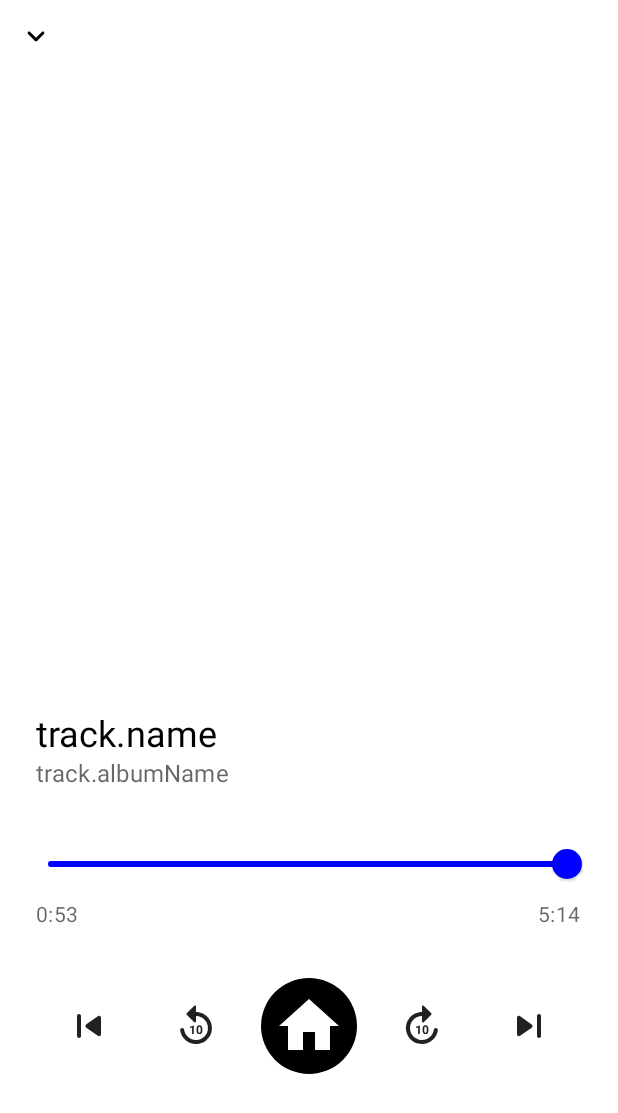
After one commit to gideonrotich/MusicPark, an Android app built with Jetpack Compose: the composable TrackDetailsScreen shown on its own in the app's theme, on a phone screen of 412 x 824 dp. The commit adds this screen. Shown: the top 1113 px of the screen. Run offline under Robolectric (Android 15) with nearby library versions, the phone set to English and light mode, and no system bars; our stand-ins replace Dagger/Hilt's generated code, Room's generated code, accompanist; network calls fail; 1 statement that could not run was skipped.

Commit message:
track details

```diff
--- a/app/src/main/AndroidManifest.xml
+++ b/app/src/main/AndroidManifest.xml
@@ -15,7 +15,7 @@
         android:label="@string/app_name"
         android:roundIcon="@mipmap/ic_launcher_round"
         android:supportsRtl="true"
-        android:theme="@style/Theme.MusicPark"
+        android:theme="@style/Theme.MursicPark"
         tools:targetApi="31">
         <activity
             android:name=".MainActivity"
--- a/app/src/main/java/com/swayy/musicpark/data/remote/api/NapsterApi.kt
+++ b/app/src/main/java/com/swayy/musicpark/data/remote/api/NapsterApi.kt
@@ -3,6 +3,7 @@ package com.swayy.musicpark.data.remote.api
 import com.swayy.musicpark.data.remote.dto.tracks.TrackResponseDto
 import com.swayy.musicpark.util.Constants
 import retrofit2.http.GET
+import retrofit2.http.Path
 import retrofit2.http.Query
 
 interface NapsterApi {
@@ -11,4 +12,11 @@ interface NapsterApi {
     suspend fun getTracks(
         @Query("apikey")apikey:String = Constants.API_KEY
     ): TrackResponseDto
+
+
+    @GET("v2.2/tracks/{tra}")
+    suspend fun getTrackDetails(
+        @Path("tra") trackId : String,
+        @Query("apiKey")apikey: String = Constants.API_KEY
+    ) : TrackResponseDto
 }
--- /dev/null
+++ b/app/src/main/java/com/swayy/musicpark/data/remote/repository/GetTrackDetailsRepositoryImpl.kt
@@ -0,0 +1,40 @@
+package com.swayy.musicpark.data.remote.repository
+
+import com.swayy.musicpark.data.remote.api.NapsterApi
+import com.swayy.musicpark.data.remote.mapper.toDomain
+import com.swayy.musicpark.domain.models.Track
+import com.swayy.musicpark.domain.repository.GetTrackDetailsRepository
+import com.swayy.musicpark.util.Resource
+import kotlinx.coroutines.flow.Flow
+import kotlinx.coroutines.flow.flow
+import retrofit2.HttpException
+import java.io.IOException
+
+class GetTrackDetailsRepositoryImpl(
+    private val napsterApi: NapsterApi,
+) :GetTrackDetailsRepository {
+
+    override suspend fun getTrackDetails(trackId: String): Flow<Resource<List<Track>>> = flow {
+        emit(Resource.Loading())
+
+        try {
+            val trackDetails = napsterApi.getTrackDetails(trackId = trackId).tracks.map { it.toDomain() }
+            emit(Resource.Success(trackDetails))
+        } catch (exception: IOException) {
+            emit(
+                Resource.Error(
+                    message = "Connection Lost",
+                )
+            )
+        } catch (exception: HttpException) {
+            emit(
+                Resource.Error(
+                    message = exception.message(),
+                )
+            )
+        }
+
+        val trackDetails = napsterApi.getTrackDetails(trackId = trackId).tracks.map { it.toDomain() }
+        emit(Resource.Success(trackDetails))
+    }
+}
--- a/app/src/main/java/com/swayy/musicpark/di/AppModule.kt
+++ b/app/src/main/java/com/swayy/musicpark/di/AppModule.kt
@@ -6,8 +6,11 @@ import com.google.gson.Gson
 import com.swayy.musicpark.data.local.converters.Converters
 import com.swayy.musicpark.data.local.db.NapsterDatabase
 import com.swayy.musicpark.data.remote.api.NapsterApi
+import com.swayy.musicpark.data.remote.repository.GetTrackDetailsRepositoryImpl
 import com.swayy.musicpark.data.remote.repository.TrackRepositoryImpl
+import com.swayy.musicpark.domain.repository.GetTrackDetailsRepository
 import com.swayy.musicpark.domain.repository.TrackRepository
+import com.swayy.musicpark.domain.use_cases.GetTrackDetailsUseCase
 import com.swayy.musicpark.util.Constants
 import dagger.Module
 import dagger.Provides
@@ -60,6 +63,24 @@ object AppModule {
         )
     }
 
+    @Provides
+    @Singleton
+    fun providesTrackDetailsRepository(
+        napsterApi: NapsterApi
+    ): GetTrackDetailsRepository {
+        return GetTrackDetailsRepositoryImpl(
+            napsterApi = napsterApi
+        )
+    }
+
+    @Singleton
+    @Provides
+    fun provideGetTrackDetailsUseCase(
+        getTrackRepository: GetTrackDetailsRepository
+    ): GetTrackDetailsUseCase {
+        return GetTrackDetailsUseCase(getTrackRepository)
+    }
+
     @Singleton
     @Provides
     fun provideLoggingInterceptor(): HttpLoggingInterceptor {
--- /dev/null
+++ b/app/src/main/java/com/swayy/musicpark/domain/repository/getTrackDetails.kt
@@ -0,0 +1,9 @@
+package com.swayy.musicpark.domain.repository
+
+import com.swayy.musicpark.domain.models.Track
+import com.swayy.musicpark.util.Resource
+import kotlinx.coroutines.flow.Flow
+
+interface GetTrackDetailsRepository {
+   suspend fun getTrackDetails(trackId: String) : Flow<Resource<List<Track>>>
+}
--- /dev/null
+++ b/app/src/main/java/com/swayy/musicpark/domain/use_cases/GetTrackDetailsUseCase.kt
@@ -0,0 +1,15 @@
+package com.swayy.musicpark.domain.use_cases
+
+import com.swayy.musicpark.domain.models.Track
+import com.swayy.musicpark.domain.repository.GetTrackDetailsRepository
+import com.swayy.musicpark.util.Resource
+import kotlinx.coroutines.flow.Flow
+
+class GetTrackDetailsUseCase(
+    private val repository: GetTrackDetailsRepository
+) {
+
+    suspend  operator fun invoke(trackId:String)  : Flow<Resource<List<Track>>> {
+        return repository.getTrackDetails(trackId)
+    }
+}
--- a/app/src/main/java/com/swayy/musicpark/presentation/Screen.kt
+++ b/app/src/main/java/com/swayy/musicpark/presentation/Screen.kt
@@ -17,4 +17,5 @@ package com.swayy.musicpark.presentation
 
 sealed class Screen(val route: String) {
     object HomeScreen : Screen("home_screen")
+    object TrackDetails : Screen("track_details_screen")
 }
--- a/app/src/main/java/com/swayy/musicpark/presentation/navigation/NavigationGraph.kt
+++ b/app/src/main/java/com/swayy/musicpark/presentation/navigation/NavigationGraph.kt
@@ -5,7 +5,10 @@ import androidx.navigation.NavHost
 import androidx.navigation.NavHostController
 import androidx.navigation.compose.NavHost
 import androidx.navigation.compose.composable
+import com.swayy.musicpark.domain.models.Track
+import com.swayy.musicpark.presentation.Screen
 import com.swayy.musicpark.presentation.screens.tracks.HomeScreen
+import com.swayy.musicpark.presentation.screens.tracksDetails.TrackDetailsScreen
 
 @Composable
 fun NavigationGraph(navController: NavHostController) {
@@ -20,5 +23,11 @@ fun NavigationGraph(navController: NavHostController) {
             HomeScreen(navController = navController)
         }
 
+        composable(
+            route = Screen.TrackDetails.route + "/{id}"
+        ){
+            TrackDetailsScreen()
+        }
+
     }
 }
--- a/app/src/main/java/com/swayy/musicpark/presentation/screens/tracks/HomeScreen.kt
+++ b/app/src/main/java/com/swayy/musicpark/presentation/screens/tracks/HomeScreen.kt
@@ -1,9 +1,7 @@
 package com.swayy.musicpark.presentation.screens.tracks
 
-import androidx.compose.foundation.background
 import androidx.compose.foundation.layout.*
 import androidx.compose.foundation.lazy.LazyColumn
-import androidx.compose.foundation.lazy.LazyRow
 import androidx.compose.foundation.lazy.items
 import androidx.compose.material.CircularProgressIndicator
 import androidx.compose.material.MaterialTheme
@@ -11,12 +9,14 @@ import androidx.compose.material.Text
 import androidx.compose.runtime.Composable
 import androidx.compose.ui.Alignment
 import androidx.compose.ui.Modifier
+import androidx.compose.ui.platform.LocalContext
 import androidx.compose.ui.res.colorResource
 import androidx.compose.ui.text.style.TextAlign
 import androidx.compose.ui.unit.dp
 import androidx.hilt.navigation.compose.hiltViewModel
 import androidx.navigation.NavController
 import com.swayy.musicpark.R
+import com.swayy.musicpark.presentation.Screen
 import com.swayy.musicpark.presentation.screens.tracks.components.TrackItem
 
 @Composable
@@ -25,6 +25,7 @@ fun HomeScreen(
     trackViewModel: TrackViewModel = hiltViewModel()
 ){
     val trackState = trackViewModel.state.value
+    val context = LocalContext.current
 
     Box(
         modifier = Modifier
@@ -36,7 +37,12 @@ fun HomeScreen(
         ){
             LazyColumn(modifier = Modifier.fillMaxWidth()) {
                 items(trackState.tracks) { tracks ->
-                    TrackItem(track = tracks)
+                    TrackItem(
+                        track = tracks,
+                        onItemClicked = {
+                            navController.navigate(Screen.TrackDetails.route + "/${tracks.id}")
+                        }
+                    )
                 }
             }
         }
--- a/app/src/main/java/com/swayy/musicpark/presentation/screens/tracks/components/TrackItem.kt
+++ b/app/src/main/java/com/swayy/musicpark/presentation/screens/tracks/components/TrackItem.kt
@@ -1,5 +1,6 @@
 package com.swayy.musicpark.presentation.screens.tracks.components
 
+import androidx.compose.foundation.clickable
 import androidx.compose.foundation.layout.*
 import androidx.compose.material.Divider
 import androidx.compose.material.Icon
@@ -15,8 +16,15 @@ import com.swayy.musicpark.R
 import com.swayy.musicpark.domain.models.Track
 
 @Composable
-fun TrackItem(track:Track){
-    Row(modifier = Modifier.fillMaxSize()) {
+fun TrackItem(
+    track:Track,
+    onItemClicked: (track : Track) -> Unit
+){
+    Row(
+        modifier = Modifier.fillMaxSize()
+            .clickable { onItemClicked(track) },
+
+    ) {
         Column(modifier = Modifier.fillMaxWidth()) {
             Text(text = track.name,
             fontSize = 16.sp)
@@ -24,7 +32,8 @@ fun TrackItem(track:Track){
                 fontSize = 16.sp)
             Divider(color = Color.Gray, thickness = 1.dp)
         }
-        Icon(painter = painterResource(id = R.drawable.ic_baseline_play_circle_filled_24), contentDescription = "",
+        Icon(painter = painterResource(id = R.drawable.ic_baseline_play_circle_filled_24),
+            contentDescription = "",
         modifier = Modifier.size(40.dp))
     }
 }
--- /dev/null
+++ b/app/src/main/java/com/swayy/musicpark/presentation/screens/tracksDetails/TrackDetailState.kt
@@ -0,0 +1,9 @@
+package com.swayy.musicpark.presentation.screens.tracksDetails
+
+import com.swayy.musicpark.domain.models.Track
+
+data class TrackDetailState(
+    val isLoading: Boolean = false,
+    val error: String = "",
+    val trackDetails: List<Track> = emptyList()
+)
--- /dev/null
+++ b/app/src/main/java/com/swayy/musicpark/presentation/screens/tracksDetails/TrackDetailsScreen.kt
@@ -0,0 +1,290 @@
+package com.swayy.musicpark.presentation.screens.tracksDetails
+
+import android.util.Log
+import androidx.compose.foundation.Image
+import androidx.compose.foundation.background
+import androidx.compose.foundation.clickable
+import androidx.compose.foundation.isSystemInDarkTheme
+import androidx.compose.foundation.layout.*
+import androidx.compose.foundation.lazy.LazyColumn
+import androidx.compose.foundation.lazy.items
+import androidx.compose.foundation.shape.CircleShape
+import androidx.compose.material.*
+import androidx.compose.material.icons.Icons
+import androidx.compose.material.icons.rounded.*
+import androidx.compose.runtime.Composable
+import androidx.compose.runtime.CompositionLocalProvider
+import androidx.compose.ui.Alignment
+import androidx.compose.ui.Modifier
+import androidx.compose.ui.draw.clip
+import androidx.compose.ui.graphics.Brush
+import androidx.compose.ui.graphics.Color
+import androidx.compose.ui.graphics.ColorFilter
+import androidx.compose.ui.graphics.graphicsLayer
+import androidx.compose.ui.platform.LocalConfiguration
+import androidx.compose.ui.platform.LocalDensity
+import androidx.compose.ui.res.colorResource
+import androidx.compose.ui.res.painterResource
+import androidx.compose.ui.text.style.TextAlign
+import androidx.compose.ui.text.style.TextOverflow
+import androidx.compose.ui.unit.dp
+import androidx.hilt.navigation.compose.hiltViewModel
+import com.google.accompanist.insets.systemBarsPadding
+import com.swayy.musicpark.R
+import com.swayy.musicpark.domain.models.Track
+import com.swayy.musicpark.presentation.Screen
+import com.swayy.musicpark.presentation.screens.tracks.components.TrackItem
+
+@Composable
+fun TrackDetailsScreen(
+    trackDetailsViewModel: TrackDetailsViewModel = hiltViewModel()
+) {
+
+    val trackDetailsState = trackDetailsViewModel.state.value
+
+    Column(modifier = Modifier.fillMaxSize()) {
+        trackDetailsState.trackDetails.let { track->
+            Log.d("DETAILS::"," $track")
+
+        }
+
+        LazyColumn(modifier = Modifier.fillMaxWidth()) {
+            items(trackDetailsState.trackDetails) { tracks ->
+                Log.d("DETAILS::"," $tracks")
+
+            }
+        }
+
+        SongScreenContent(
+            //track = track,
+            isSongPlaying = true,
+            //imagePainter = I,
+            dominantColor = Color.Blue,
+            playbackProgress = 1F,
+            currentTime = "0:53",
+            totalTime = "5:14",
+            // playPauseIcon =,
+            yOffset = 2 ,
+            playOrToggleSong = { /*TODO*/ },
+            playNextSong = { /*TODO*/ },
+            playPreviousSong = { /*TODO*/ },
+            onSliderChange = {},
+            onSliderChangeFinished = { /*TODO*/ },
+            onRewind = { /*TODO*/ },
+            onForward = { /*TODO*/ }) {
+
+        }
+
+    }
+
+
+
+}
+
+
+@Composable
+fun SongScreenContent(
+    //track: Track,
+    isSongPlaying: Boolean,
+    //imagePainter: Painter,
+    dominantColor: Color,
+    playbackProgress: Float,
+    currentTime: String,
+    totalTime: String,
+   // @DrawableRes playPauseIcon: Int,
+    yOffset: Int,
+    playOrToggleSong: () -> Unit,
+    playNextSong: () -> Unit,
+    playPreviousSong: () -> Unit,
+    onSliderChange: (Float) -> Unit,
+    onSliderChangeFinished: () -> Unit,
+    onRewind: () -> Unit,
+    onForward: () -> Unit,
+    onClose: () -> Unit
+
+) {
+
+
+    val gradientColors = if (isSystemInDarkTheme()) {
+        listOf(
+            dominantColor,
+            MaterialTheme.colors.background
+        )
+    } else {
+        listOf(
+            MaterialTheme.colors.background,
+            MaterialTheme.colors.background
+        )
+    }
+
+    val sliderColors = if (isSystemInDarkTheme()) {
+        SliderDefaults.colors(
+            thumbColor = MaterialTheme.colors.onBackground,
+            activeTrackColor = MaterialTheme.colors.onBackground,
+            inactiveTrackColor = MaterialTheme.colors.onBackground.copy(
+                alpha = ProgressIndicatorDefaults.IndicatorBackgroundOpacity
+            ),
+        )
+    } else SliderDefaults.colors(
+        thumbColor = dominantColor,
+        activeTrackColor = dominantColor,
+        inactiveTrackColor = dominantColor.copy(
+            alpha = ProgressIndicatorDefaults.IndicatorBackgroundOpacity
+        ),
+    )
+
+    Box(
+        modifier = Modifier
+            .fillMaxSize()
+    ) {
+        Surface {
+            Box(
+                modifier = Modifier
+                    .background(
+                        Brush.verticalGradient(
+                            colors = gradientColors,
+                            endY = LocalConfiguration.current.screenHeightDp.toFloat() * LocalDensity.current.density
+                        )
+                    )
+                    .fillMaxSize()
+                    .systemBarsPadding()
+            ) {
+                Column {
+                    IconButton(
+                        onClick = onClose
+                    ) {
+                        Image(
+                            imageVector = Icons.Rounded.KeyboardArrowDown,
+                            contentDescription = "Close",
+                            colorFilter = ColorFilter.tint(LocalContentColor.current)
+                        )
+                    }
+                    Column(
+                        modifier = Modifier
+                            .padding(horizontal = 24.dp)
+                    ) {
+                        Box(
+                            modifier = Modifier
+                                .padding(vertical = 32.dp)
+                                .clip(MaterialTheme.shapes.medium)
+                                .weight(1f, fill = false)
+                                .aspectRatio(1f)
+
+                        ) {
+
+                           // VinylAnimation(painter = imagePainter, isSongPlaying = isSongPlaying)
+                        }
+
+                        Text(
+                            text = "track.name",
+                            style = MaterialTheme.typography.h5,
+                            color = MaterialTheme.colors.onBackground,
+                            maxLines = 1,
+                            overflow = TextOverflow.Ellipsis
+                        )
+
+                        Text(
+                            "track.albumName",
+                            style = MaterialTheme.typography.subtitle1,
+                            color = MaterialTheme.colors.onBackground,
+                            maxLines = 1,
+                            overflow = TextOverflow.Ellipsis,
+                            modifier = Modifier.graphicsLayer {
+                                alpha = 0.60f
+                            }
+                        )
+
+                        Column(
+                            modifier = Modifier
+                                .fillMaxWidth()
+                                .padding(vertical = 24.dp)
+                        ) {
+                            Slider(
+                                value = playbackProgress,
+                                modifier = Modifier
+                                    .fillMaxWidth(),
+                                colors = sliderColors,
+                                onValueChange = onSliderChange,
+                                onValueChangeFinished = onSliderChangeFinished
+                            )
+                            Row(
+                                modifier = Modifier.fillMaxWidth(),
+                                horizontalArrangement = Arrangement.SpaceBetween,
+                                verticalAlignment = Alignment.CenterVertically
+                            ) {
+                                CompositionLocalProvider(LocalContentAlpha provides ContentAlpha.medium) {
+                                    Text(
+                                        currentTime,
+                                        style = MaterialTheme.typography.body2
+                                    )
+                                }
+                                CompositionLocalProvider(LocalContentAlpha provides ContentAlpha.medium) {
+                                    Text(
+                                        totalTime,
+                                        style = MaterialTheme.typography.body2
+                                    )
+                                }
+                            }
+                        }
+
+                        Row(
+                            horizontalArrangement = Arrangement.SpaceAround,
+                            verticalAlignment = Alignment.CenterVertically,
+                            modifier = Modifier
+                                .fillMaxWidth()
+                                .padding(vertical = 8.dp),
+                        ) {
+                            Icon(
+                                imageVector = Icons.Rounded.SkipPrevious,
+                                contentDescription = "Skip Previous",
+                                modifier = Modifier
+                                    .clip(CircleShape)
+                                    .clickable(onClick = playPreviousSong)
+                                    .padding(12.dp)
+                                    .size(32.dp)
+                            )
+                            Icon(
+                                imageVector = Icons.Rounded.Replay10,
+                                contentDescription = "Replay 10 seconds",
+                                modifier = Modifier
+                                    .clip(CircleShape)
+                                    .clickable(onClick = onRewind)
+                                    .padding(12.dp)
+                                    .size(32.dp)
+                            )
+                            Icon(
+                                painter = painterResource(R.drawable.ic_baseline_home_24),
+                                contentDescription = "Play",
+                                tint = MaterialTheme.colors.background,
+                                modifier = Modifier
+                                    .clip(CircleShape)
+                                    .background(MaterialTheme.colors.onBackground)
+                                    .clickable(onClick = playOrToggleSong)
+                                    .size(64.dp)
+                                    .padding(8.dp)
+                            )
+                            Icon(
+                                imageVector = Icons.Rounded.Forward10,
+                                contentDescription = "Forward 10 seconds",
+                                modifier = Modifier
+                                    .clip(CircleShape)
+                                    .clickable(onClick = onForward)
+                                    .padding(12.dp)
+                                    .size(32.dp)
+                            )
+                            Icon(
+                                imageVector = Icons.Rounded.SkipNext,
+                                contentDescription = "Skip Next",
+                                modifier = Modifier
+                                    .clip(CircleShape)
+                                    .clickable(onClick = playNextSong)
+                                    .padding(12.dp)
+                                    .size(32.dp)
+                            )
+                        }
+                    }
+                }
+            }
+        }
+    }
+}
--- /dev/null
+++ b/app/src/main/java/com/swayy/musicpark/presentation/screens/tracksDetails/TrackDetailsViewModel.kt
@@ -0,0 +1,52 @@
+package com.swayy.musicpark.presentation.screens.tracksDetails
+
+import android.util.Log
+import androidx.compose.runtime.State
+import androidx.compose.runtime.mutableStateOf
+import androidx.lifecycle.SavedStateHandle
+import androidx.lifecycle.ViewModel
+import androidx.lifecycle.viewModelScope
+import com.swayy.musicpark.domain.use_cases.GetTrackDetailsUseCase
+import com.swayy.musicpark.util.Constants
+import com.swayy.musicpark.util.Resource
+import dagger.hilt.android.lifecycle.HiltViewModel
+import kotlinx.coroutines.flow.collect
+import kotlinx.coroutines.flow.onEach
+import kotlinx.coroutines.launch
+import javax.inject.Inject
+
+@HiltViewModel
+class TrackDetailsViewModel @Inject constructor(
+    private val trackDetailsUseCase: GetTrackDetailsUseCase,
+    savedStateHandle: SavedStateHandle
+) : ViewModel() {
+
+    private val _state = mutableStateOf(TrackDetailState())
+    val state: State<TrackDetailState> = _state
+
+    init {
+        getTrackDetails("tra.704687851")
+
+    }
+
+    private fun getTrackDetails(trackId: String) {
+        viewModelScope.launch {
+            trackDetailsUseCase.invoke(trackId).collect { result ->
+                when (result) {
+
+                    is Resource.Success -> {
+                        _state.value =
+                            TrackDetailState(trackDetails = result.data ?: emptyList())
+                    }
+
+                    is Resource.Error -> {
+                        Log.d("DETAILS:: ", result.message.toString())
+                    }
+                    is Resource.Loading -> {
+                        Log.d("DETAILS:: ", "Loading.....")
+                    }
+                }
+            }
+        }
+    }
+}
--- a/app/src/main/java/com/swayy/musicpark/util/Constants.kt
+++ b/app/src/main/java/com/swayy/musicpark/util/Constants.kt
@@ -6,6 +6,9 @@ object Constants {
 
     const val API_KEY = "YTkxZTRhNzAtODdlNy00ZjMzLTg0MWItOTc0NmZmNjU4Yzk4"
 
+    const val TRACK_ID = "id"
+
+
 
 
 }
```
Also changed, not shown: app/build.gradle (+13 -2 lines).
